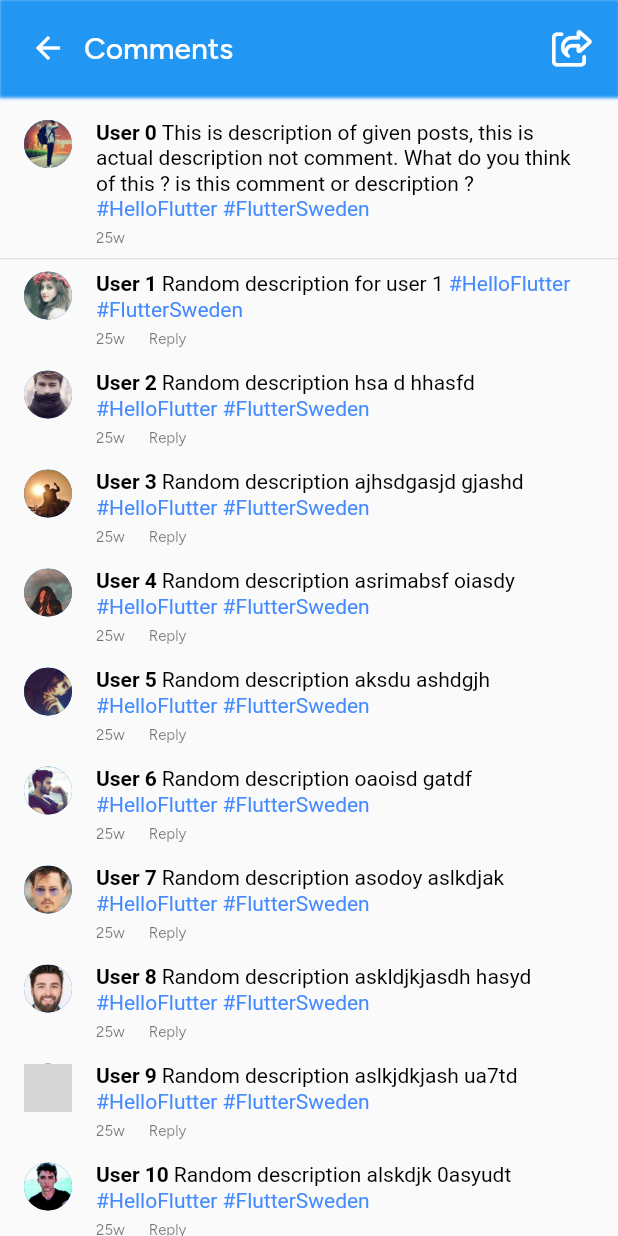
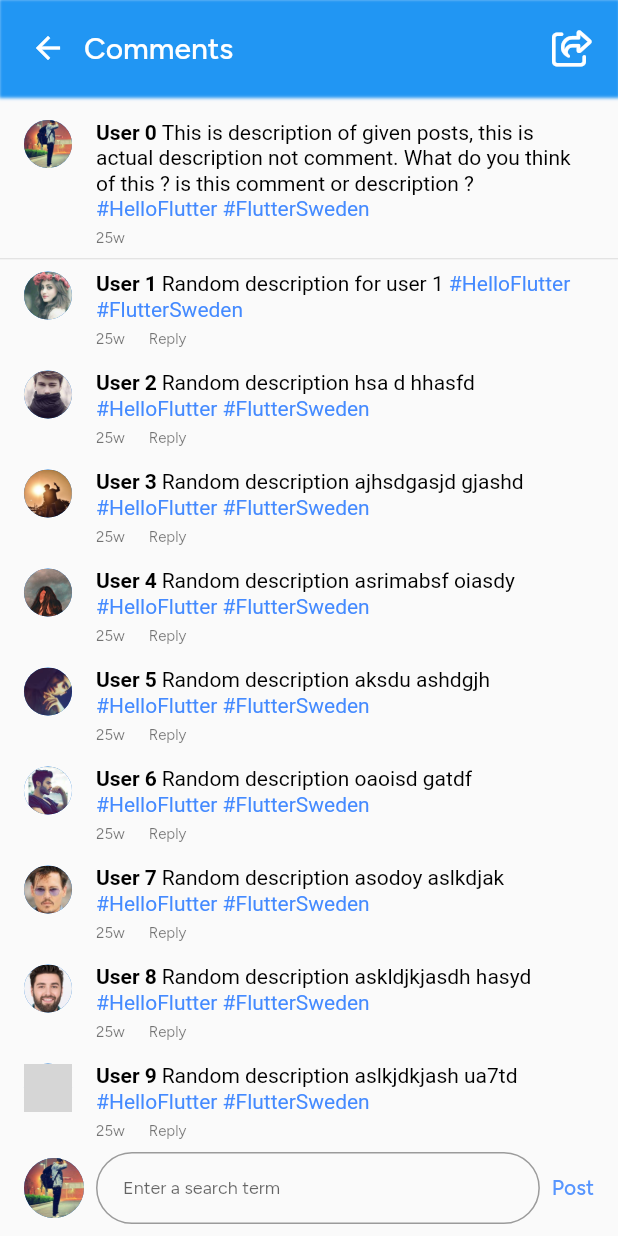
Before and after one commit to UmairKhalid786/Instagram-Fluttery, a Flutter app: the screen it shows after launch, after a tap on an icon or button, on a phone screen of 412 x 824 dp. Run offline on Flutter 3.47's test engine with Material 2 defaults, Android fonts, the phone set to English and light mode, and no system bars; our stand-ins replace font_awesome_flutter, google_fonts, share_plus; grey boxes are pictures that could not be loaded.

Commit message:
New comment edit text added

```diff
--- a/lib/posts/comments/comment_details_screen.dart
+++ b/lib/posts/comments/comment_details_screen.dart
@@ -3,8 +3,8 @@ import 'package:instagram_flutter/posts/comments/comment_view.dart';
 import 'package:instagram_flutter/posts/models/Comment.dart';
 
 import '../../common/common_navigation.dart';
-import '../models/Description.dart';
 import 'comment_details_content.dart';
+import 'new_comment_edittext.dart';
 
 class CommentDetailScreen extends StatefulWidget {
   final String userId;
@@ -30,8 +30,9 @@ class CommentDetailScreenState extends State<CommentDetailScreen> {
               const CommonNavigation(title: "Comments"),
               const SizedBox(height: 8),
               CommentView(comment: description, isReplyEnabled: false,),
-              const Divider(height: 1,),
-              const Expanded(child: CommentDetailScreenContent(userId: ""))
+              const Divider(height: 1),
+              const Expanded(child: CommentDetailScreenContent(userId: "")),
+              const NewCommentEditText(userId: "0")
             ],
           ),
         ) // This trailing comma makes auto-formatting nicer for build methods.
--- /dev/null
+++ b/lib/posts/comments/new_comment_edittext.dart
@@ -0,0 +1,46 @@
+import 'package:flutter/material.dart';
+
+class NewCommentEditText extends StatefulWidget {
+  final String userId;
+
+  const NewCommentEditText({super.key, required this.userId});
+
+  @override
+  State<StatefulWidget> createState() => NewCommentEditTextState();
+}
+
+class NewCommentEditTextState extends State<NewCommentEditText> {
+  @override
+  Widget build(BuildContext context) {
+    return Padding(
+      padding: const EdgeInsets.symmetric(horizontal: 8, vertical: 8),
+      child: Row(children: [
+        Padding(
+          padding: const EdgeInsets.symmetric(horizontal: 8),
+          child: CircleAvatar(
+            backgroundImage:
+                AssetImage("assets/images/user${widget.userId}.jpg"),
+            radius: 20,
+          ),
+        ),
+        Expanded(
+            child: TextField(
+                style: Theme.of(context).textTheme.bodySmall,
+                decoration: const InputDecoration(
+                  contentPadding:
+                      EdgeInsets.symmetric(horizontal: 18, vertical: 0),
+                  border: OutlineInputBorder(
+                      borderRadius: BorderRadius.all(Radius.circular(30))),
+                  hintText: 'Enter a search term',
+                ))),
+        Padding(
+            padding: const EdgeInsets.symmetric(horizontal: 8),
+            child: Text("Post",
+                style: Theme.of(context)
+                    .textTheme
+                    .button
+                    ?.copyWith(color: Colors.blueAccent.withOpacity(0.9))))
+      ]),
+    );
+  }
+}
```
